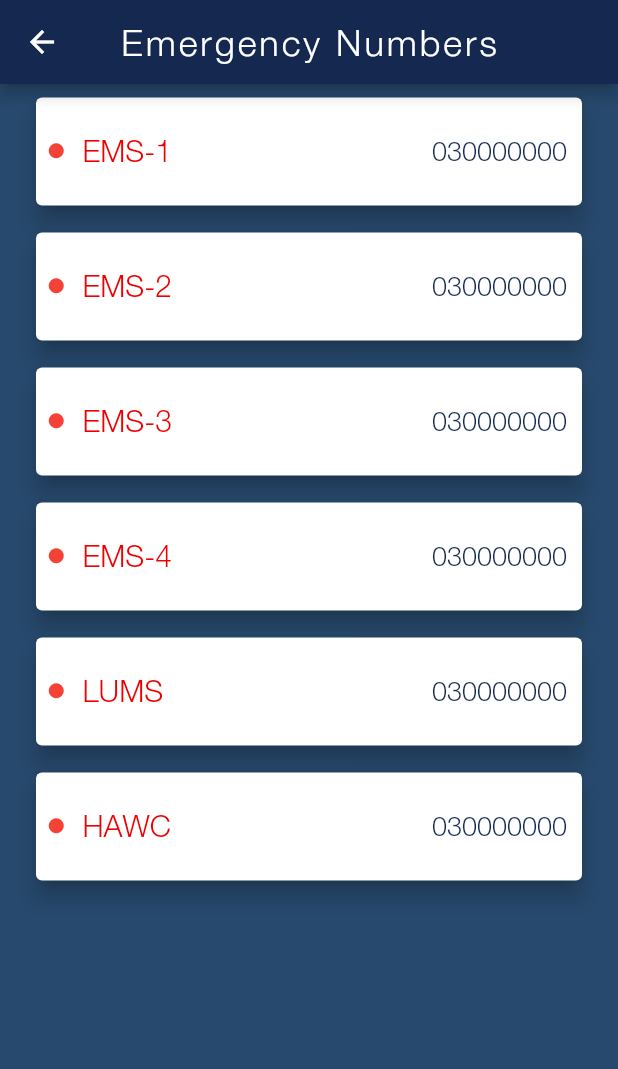
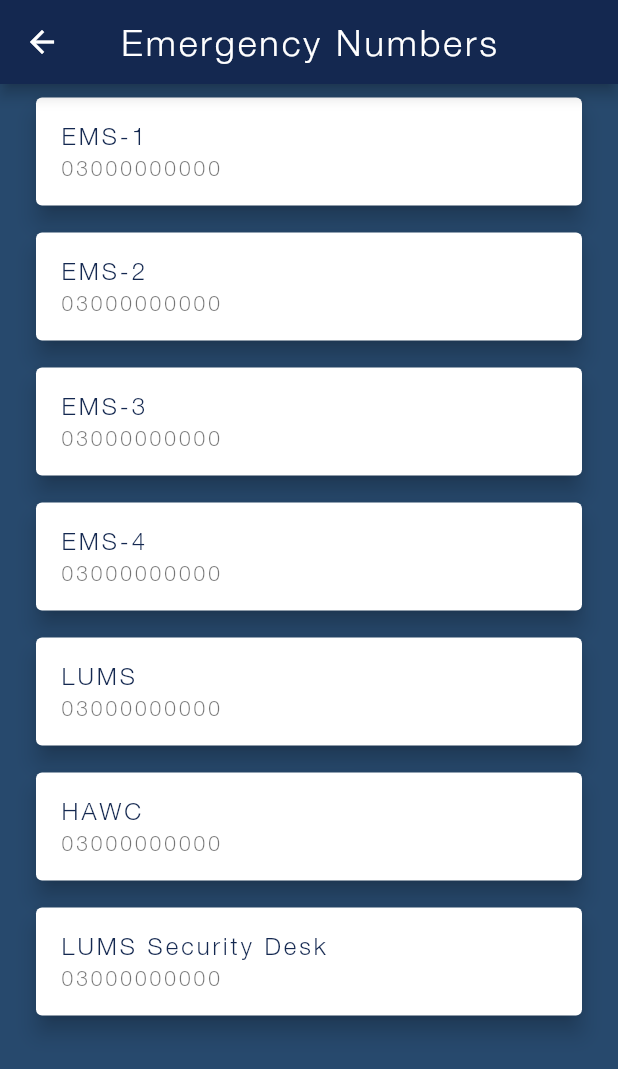
Before and after one commit to HannanNaeem/emsdirect, a Flutter app: the EmergencyNumbers screen opened by its route, on a phone screen of 412 x 824 dp. Shown: the top 1069 px of the screen. Run offline on Flutter 3.47's test engine with Material 2 defaults, Android fonts, the phone set to English and light mode, and no system bars; our stand-ins replace cloud_firestore, firebase_auth, flutter_spinkit, geolocator, get, google_maps_flutter and 2 more; missing offline and left inert: material_dialog; accounts and stored records are empty.

Commit message:
completed student emrgency numbers frontend

```diff
--- a/lib/pages/emergency_number_data.dart
+++ /dev/null
@@ -1,40 +0,0 @@
-
-class EmergencyNumbersData {
-
-  static final data = [
-    {
-      'name': 'EMS-1',
-      'contact': '030000000',
-    },
-    {
-      'name': 'EMS-2',
-      'contact': '030000000',
-    },
-    {
-      'name': 'EMS-3',
-      'contact': '030000000',
-    },
-    {
-      'name': 'EMS-4',
-      'contact': '030000000',
-    },
-    {
-      'name': 'LUMS',
-      'contact': '030000000',
-      'gender': 'M',
-    },
-    {
-      'name': 'HAWC',
-      'contact': '030000000',
-    }
-  ];
-
-  // static final hello = [
-  //   {'text': 'Hello 1.', 'item': '1'},
-  //   {'text': 'Hello 2', 'item': '2'},
-  //   {'text': 'Hello 3', 'item': '3'},
-  //   {'text': 'Uhh nice', 'item': '4'},
-  //   {'text': 'Hello', 'item': '5'},
-  //   {'text': 'What', 'item': '6'}
-  // ];
-}
--- a/lib/pages/emergency_numbers.dart
+++ b/lib/pages/emergency_numbers.dart
@@ -1,5 +1,4 @@
 import 'package:flutter/material.dart';
-import 'package:ems_direct/pages/emergency_number_data.dart';
 import 'package:ems_direct/pages/emergency_numbers_card.dart';
 
 
--- a/lib/pages/emergency_numbers_card.dart
+++ b/lib/pages/emergency_numbers_card.dart
@@ -18,65 +18,61 @@
 
   @override
   Widget build(BuildContext context) {
-    Color color = Colors.red;
-
     return Card(
       elevation: 6,
-      child: Row(
-        mainAxisAlignment: MainAxisAlignment.center,
-        crossAxisAlignment: CrossAxisAlignment.start,
-        children: <Widget>[
-          Flexible(
-            flex: 1,
-            child: Row(
-              crossAxisAlignment: CrossAxisAlignment.start,
-              children: <Widget>[
-                Padding(
-                  padding: EdgeInsets.fromLTRB(6, 28, 0, 20),
-                  child: Icon(
-                    Icons.fiber_manual_record,
-                    color: color,
-                    size: 15,
-                  ),
-                ),
-                Expanded(
-                  flex: 1,
-                  child: Padding(
-                    padding: EdgeInsets.fromLTRB(10, 24, 0, 20),
-                    child: Container(
-                      child: Row(
-                        crossAxisAlignment: CrossAxisAlignment.center,
-                        mainAxisAlignment: MainAxisAlignment.spaceBetween,
-                        children: <Widget>[
-                          Text(
+      child: ListTile(
+        title: Text(
           widget.name,
           style: TextStyle(
-                              color: const Color(0xffee0000),
-                              fontSize: 20,
+            letterSpacing: 2.0,
             fontFamily: 'HelveticaNeueLight',
+            color: Color(0xff142850),
+          )
         ),
-                          ),
-                          Padding(
-                            padding: const EdgeInsets.only(right: 10),
-                            child: Text(
+        subtitle: Text(
           widget.contact,
           style: TextStyle(
-                                color: const Color(0xff142850),
-                                fontSize: 18,
+            letterSpacing: 2.0,
             fontFamily: 'HelveticaNeueLight',
+          )
         ),
-                            ),
-                          ),
-                        ],
-                      ),
-                    ),
-                  ),
-                ),
-              ],
-            ),
-          ),
-        ],
       ),
     );
   }
 }
+
+
+
+class EmergencyNumbersData {
+
+  static final data = [
+    {
+      'name': 'EMS-1',
+      'contact': '03000000000',
+    },
+    {
+      'name': 'EMS-2',
+      'contact': '03000000000',
+    },
+    {
+      'name': 'EMS-3',
+      'contact': '03000000000',
+    },
+    {
+      'name': 'EMS-4',
+      'contact': '03000000000',
+    },
+    {
+      'name': 'LUMS',
+      'contact': '03000000000',
+    },
+    {
+      'name': 'HAWC',
+      'contact': '03000000000',
+    },
+       {
+      'name': 'LUMS Security Desk',
+      'contact': '03000000000',
+    },
+  ];
+}
```
Lines whose indentation alone changed are shown as unchanged.
